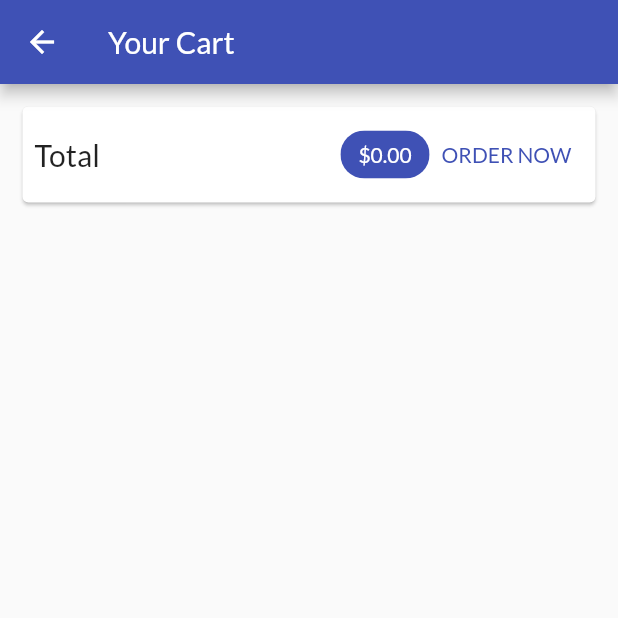
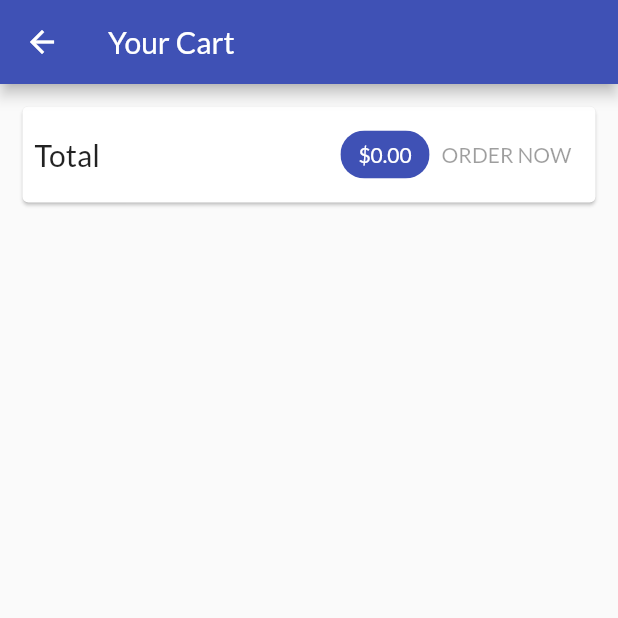
Before and after one commit to alinbabu2010/ShopApp, a Flutter app: the CartScreen screen opened by its route, on a phone screen of 412 x 824 dp, the top half of it. Run offline on Flutter 3.47's test engine with Material 2 defaults, Android fonts, the phone set to English and light mode, and no system bars; network calls fail.

Commit message:
Add separate widget for order button in cart screen.
Also add functionality to handle network save and error in UI

```diff
--- a/lib/screens/cart_screen.dart
+++ b/lib/screens/cart_screen.dart
@@ -1,9 +1,9 @@
 import 'package:flutter/material.dart';
 import 'package:provider/provider.dart';
 import 'package:shop_app/providers/cart.dart' show Cart;
-import 'package:shop_app/providers/orders.dart';
 import 'package:shop_app/utils/constants.dart';
 import 'package:shop_app/utils/typography.dart';
+import 'package:shop_app/widgets/order_button.dart';
 
 import '../utils/dimens.dart';
 import '../widgets/cart_item.dart';
@@ -47,16 +47,7 @@ class CartScreen extends StatelessWidget {
                     ),
                     backgroundColor: Theme.of(context).colorScheme.primary,
                   ),
-                  TextButton(
-                    onPressed: () {
-                      Provider.of<Orders>(context, listen: false).addOrder(
-                        cart.items.values.toList(),
-                        cart.totalAmount,
-                      );
-                      cart.clearItems();
-                    },
-                    child: const Text(orderNow),
-                  )
+                  const OrderButton()
                 ],
               ),
             ),
--- /dev/null
+++ b/lib/widgets/order_button.dart
@@ -0,0 +1,70 @@
+import 'package:flutter/material.dart';
+import 'package:provider/provider.dart';
+
+import '../providers/cart.dart';
+import '../providers/orders.dart';
+import '../utils/constants.dart';
+
+class OrderButton extends StatefulWidget {
+  const OrderButton({Key? key}) : super(key: key);
+
+  @override
+  State<OrderButton> createState() => _OrderButtonState();
+}
+
+class _OrderButtonState extends State<OrderButton> {
+  var _isLoading = false;
+
+  void _showSnackBar(ScaffoldMessengerState scaffold, String message) {
+    _setLoader(false);
+    scaffold.showSnackBar(
+      SnackBar(
+        content: Text(
+          message,
+          textAlign: TextAlign.center,
+        ),
+      ),
+    );
+  }
+
+  void _setLoader(bool isLoading) {
+    setState(() {
+      _isLoading = isLoading;
+    });
+  }
+
+  Future<void> _saveOrder(Cart cart, ScaffoldMessengerState scaffold) async {
+    if (cart.itemCount > 0) {
+      try {
+        _setLoader(true);
+        var message = await Provider.of<Orders>(
+          context,
+          listen: false,
+        ).addOrder(
+          cart.items.values.toList(),
+          cart.totalAmount,
+        );
+        cart.clearItems();
+        _showSnackBar(scaffold, message);
+      } catch (error) {
+        _showSnackBar(scaffold, error.toString());
+      }
+    }
+  }
+
+  @override
+  Widget build(BuildContext context) {
+    final cart = Provider.of<Cart>(context);
+    final scaffold = ScaffoldMessenger.of(context);
+    return TextButton(
+      onPressed: cart.itemCount == 0 ? null : () => _saveOrder(cart, scaffold),
+      child: _isLoading
+          ? const SizedBox(
+              width: 20,
+              height: 20,
+              child: CircularProgressIndicator(strokeWidth: 1),
+            )
+          : const Text(orderNow),
+    );
+  }
+}
```
